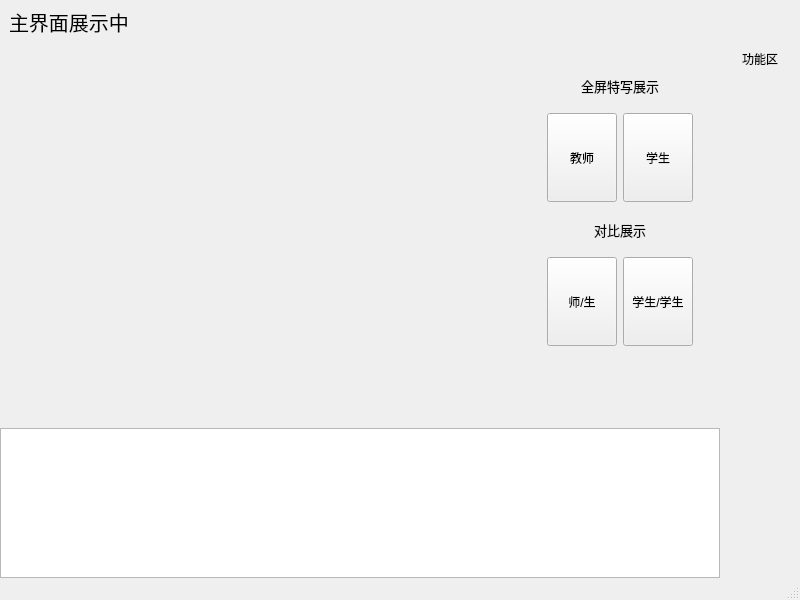
Above: mainwindow.ui from Dachui61/TeachingSystem before the change. Below: the same form after it.
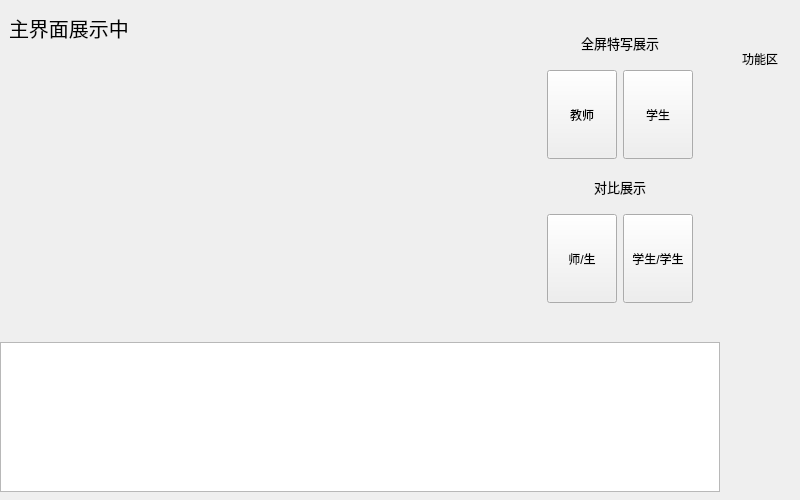
That is the form after the change. Icons and pictures are not drawn. Custom widgets are drawn as their Qt base class.

What changed in the file:
```diff
--- a/mainwindow.ui
+++ b/mainwindow.ui
@@ -7,19 +7,19 @@
     <x>0</x>
     <y>0</y>
     <width>800</width>
-    <height>600</height>
+    <height>500</height>
    </rect>
   </property>
   <property name="minimumSize">
    <size>
     <width>800</width>
-    <height>600</height>
+    <height>500</height>
    </size>
   </property>
   <property name="maximumSize">
    <size>
     <width>800</width>
-    <height>600</height>
+    <height>500</height>
    </size>
   </property>
   <property name="windowTitle">
@@ -44,6 +44,18 @@
     </property>
     <item>
      <widget class="QWidget" name="widget_3" native="true">
+      <property name="minimumSize">
+       <size>
+        <width>0</width>
+        <height>500</height>
+       </size>
+      </property>
+      <property name="maximumSize">
+       <size>
+        <width>16777215</width>
+        <height>500</height>
+       </size>
+      </property>
       <layout class="QHBoxLayout" name="horizontalLayout_2">
        <property name="spacing">
         <number>0</number>
@@ -80,6 +92,18 @@
           </property>
           <item>
            <widget class="QWidget" name="widget_5" native="true">
+            <property name="minimumSize">
+             <size>
+              <width>0</width>
+              <height>330</height>
+             </size>
+            </property>
+            <property name="maximumSize">
+             <size>
+              <width>16777215</width>
+              <height>330</height>
+             </size>
+            </property>
             <layout class="QHBoxLayout" name="horizontalLayout_3">
              <property name="spacing">
               <number>0</number>
@@ -389,6 +413,12 @@
        </item>
        <item>
         <widget class="QWidget" name="left_bar" native="true">
+         <property name="sizePolicy">
+          <sizepolicy hsizetype="Preferred" vsizetype="Expanding">
+           <horstretch>0</horstretch>
+           <verstretch>0</verstretch>
+          </sizepolicy>
+         </property>
          <property name="minimumSize">
           <size>
            <width>80</width>
@@ -444,14 +474,14 @@
               <widget class="QPushButton" name="play_btn">
                <property name="minimumSize">
                 <size>
-                 <width>0</width>
-                 <height>50</height>
+                 <width>45</width>
+                 <height>45</height>
                 </size>
                </property>
                <property name="maximumSize">
                 <size>
-                 <width>16777215</width>
-                 <height>50</height>
+                 <width>45</width>
+                 <height>45</height>
                 </size>
                </property>
                <property name="text">
@@ -476,14 +506,14 @@
               <widget class="QPushButton" name="stop_btn">
                <property name="minimumSize">
                 <size>
-                 <width>0</width>
-                 <height>50</height>
+                 <width>45</width>
+                 <height>45</height>
                 </size>
                </property>
                <property name="maximumSize">
                 <size>
-                 <width>16777215</width>
-                 <height>50</height>
+                 <width>45</width>
+                 <height>45</height>
                 </size>
                </property>
                <property name="text">
@@ -508,14 +538,14 @@
               <widget class="QPushButton" name="pause_btn">
                <property name="minimumSize">
                 <size>
-                 <width>0</width>
-                 <height>50</height>
+                 <width>45</width>
+                 <height>45</height>
                 </size>
                </property>
                <property name="maximumSize">
                 <size>
-                 <width>16777215</width>
-                 <height>50</height>
+                 <width>45</width>
+                 <height>45</height>
                 </size>
                </property>
                <property name="text">
@@ -566,18 +596,15 @@
     </item>
    </layout>
   </widget>
-  <widget class="QMenuBar" name="menubar">
-   <property name="geometry">
-    <rect>
-     <x>0</x>
-     <y>0</y>
-     <width>800</width>
-     <height>21</height>
-    </rect>
-   </property>
-  </widget>
-  <widget class="QStatusBar" name="statusbar"/>
  </widget>
+ <customwidgets>
+  <customwidget>
+   <class>CameraView</class>
+   <extends>QWidget</extends>
+   <header location="global">cameraview.h</header>
+   <container>1</container>
+  </customwidget>
+ </customwidgets>
  <resources>
   <include location="res.qrc"/>
  </resources>
```
Left out of the diff: 2 changed lines with no effect on the pictures.
